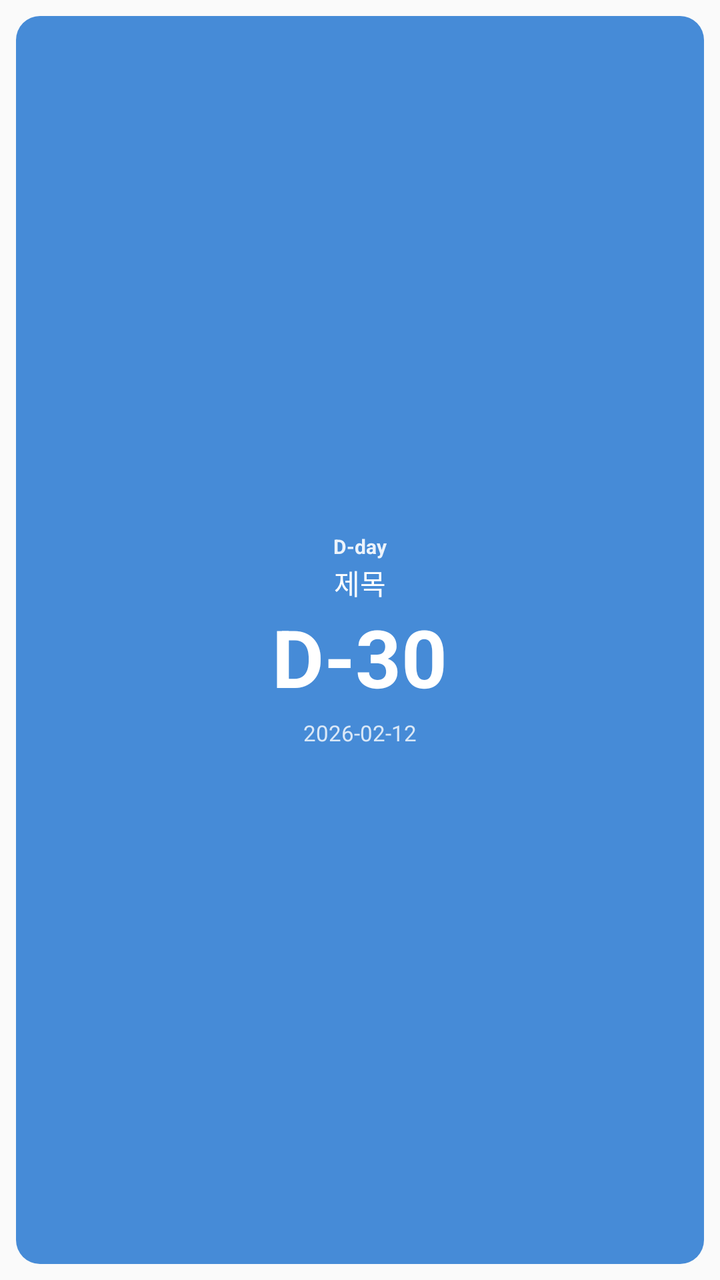
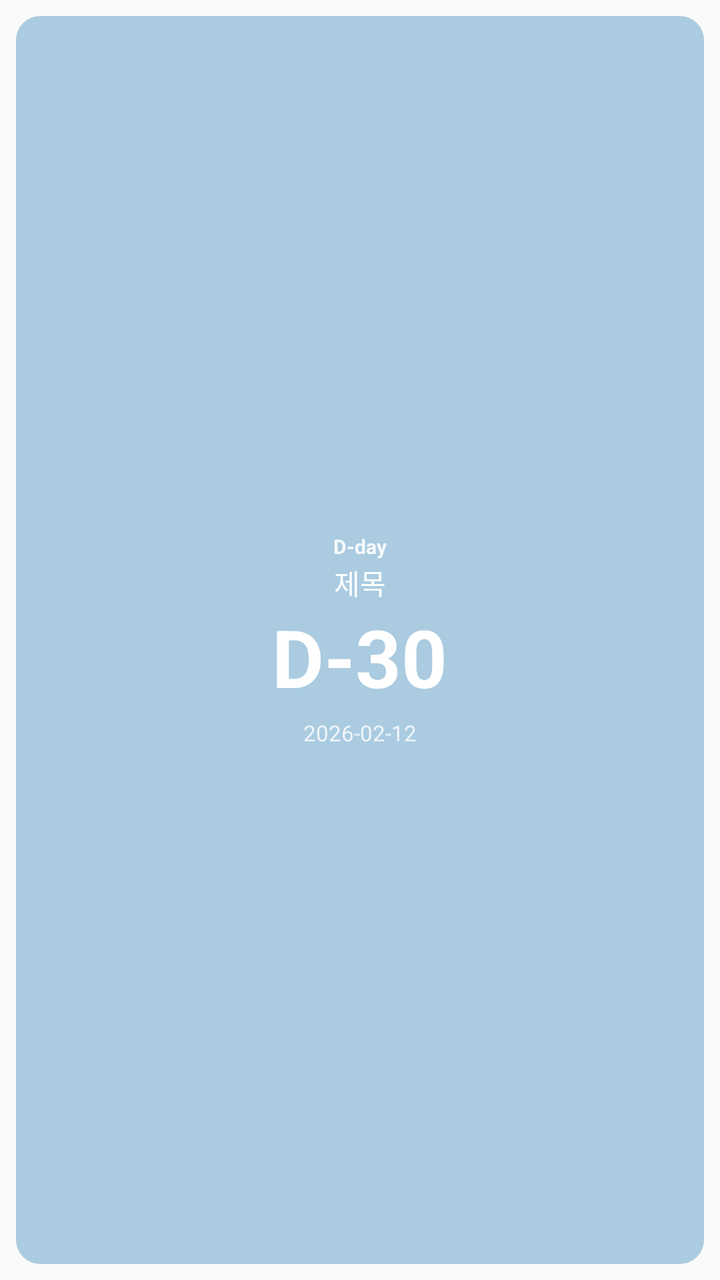

Before-and-after screenshots of an Android layout around one commit, followed by the original layout XML and the change that was made.
<!-- AndroidManifest.xml: application theme Theme.DdayApp -->
<!-- res/layout/widget_dday_style3.xml -->
<?xml version="1.0" encoding="utf-8"?>
<FrameLayout xmlns:android="http://schemas.android.com/apk/res/android"
    xmlns:tools="http://schemas.android.com/tools"
    android:id="@+id/widget_container"
    android:layout_width="match_parent"
    android:layout_height="match_parent"
    android:padding="8dp">

    <LinearLayout
        android:id="@+id/widget_background"
        android:layout_width="match_parent"
        android:layout_height="match_parent"
        android:background="@drawable/widget_background_style3"
        android:gravity="center"
        android:orientation="vertical"
        android:padding="1dp">

        <TextView
            android:id="@+id/widget_label"
            android:layout_width="wrap_content"
            android:layout_height="wrap_content"
            android:layout_marginBottom="1dp"
            android:alpha="0.9"
            android:text="D-day"
            android:textColor="#FFFFFF"
            android:textSize="10sp"
            android:textStyle="bold" />

        <TextView
            android:id="@+id/widget_title"
            android:layout_width="wrap_content"
            android:layout_height="wrap_content"
            android:ellipsize="end"
            android:gravity="center"
            android:maxLines="1"
            android:text="제목"
            android:textColor="#FFFFFF"
            android:textSize="14sp" />

        <TextView
            android:id="@+id/widget_dday"
            android:layout_width="wrap_content"
            android:layout_height="wrap_content"
            android:layout_marginBottom="4dp"
            android:text="D-30"
            android:textColor="#FFFFFF"
            android:textSize="40sp"
            android:textStyle="bold" />

        <TextView
            android:id="@+id/widget_date"
            android:layout_width="wrap_content"
            android:layout_height="wrap_content"
            android:alpha="0.8"
            android:text="2026-02-12"
            android:textColor="#FFFFFF"
            android:textSize="11sp" />

    </LinearLayout>

</FrameLayout>
<!-- resources referenced by this layout -->
<resources>
  <!-- drawable widget_background_style3 (drawable) -->
  <?xml version="1.0" encoding="utf-8"?>
  <shape xmlns:android="http://schemas.android.com/apk/res/android"
      android:shape="rectangle">
      <solid android:color="#468BD7" />
      <corners android:radius="12dp" />
  </shape>
  <style name="Theme.DdayApp" parent="android:Theme.Material.Light.NoActionBar">
          <item name="android:statusBarColor">@color/dday_teal</item>
      </style>
  <color name="dday_teal">#FFAACBE0</color>
</resources>

<!-- the commit's change to res/layout/widget_dday_style3.xml (unified diff, before → after) -->
@@ -22,7 +22,7 @@
             android:layout_marginBottom="1dp"
             android:alpha="0.9"
             android:text="D-day"
-            android:textColor="#FFFFFF"
+            android:textColor="@color/color_secondary"
             android:textSize="10sp"
             android:textStyle="bold" />
 
@@ -34,7 +34,7 @@
             android:gravity="center"
             android:maxLines="1"
             android:text="제목"
-            android:textColor="#FFFFFF"
+            android:textColor="@color/color_secondary"
             android:textSize="14sp" />
 
         <TextView
@@ -43,7 +43,7 @@
             android:layout_height="wrap_content"
             android:layout_marginBottom="4dp"
             android:text="D-30"
-            android:textColor="#FFFFFF"
+            android:textColor="@color/color_secondary"
             android:textSize="40sp"
             android:textStyle="bold" />
 
@@ -53,7 +53,7 @@
             android:layout_height="wrap_content"
             android:alpha="0.8"
             android:text="2026-02-12"
-            android:textColor="#FFFFFF"
+            android:textColor="@color/color_secondary"
             android:textSize="11sp" />
 
     </LinearLayout>
<!-- resource entries referenced after the edit -->
@@ -1,15 +1,16 @@
 <!-- resources referenced by this layout -->
 <resources>
+  <color name="color_secondary">#FFFFFFFF</color>
   <!-- drawable widget_background_style3 (drawable) -->
   <?xml version="1.0" encoding="utf-8"?>
   <shape xmlns:android="http://schemas.android.com/apk/res/android"
       android:shape="rectangle">
-      <solid android:color="#468BD7" />
+      <solid android:color="@color/color_primary" />
       <corners android:radius="12dp" />
   </shape>
   <style name="Theme.DdayApp" parent="android:Theme.Material.Light.NoActionBar">
-          <item name="android:statusBarColor">@color/dday_teal</item>
+          <item name="android:statusBarColor">@color/color_primary</item>
       </style>
-  <color name="dday_teal">#FFAACBE0</color>
+  <color name="color_primary">#FFAACBE0</color>
 </resources>
 
